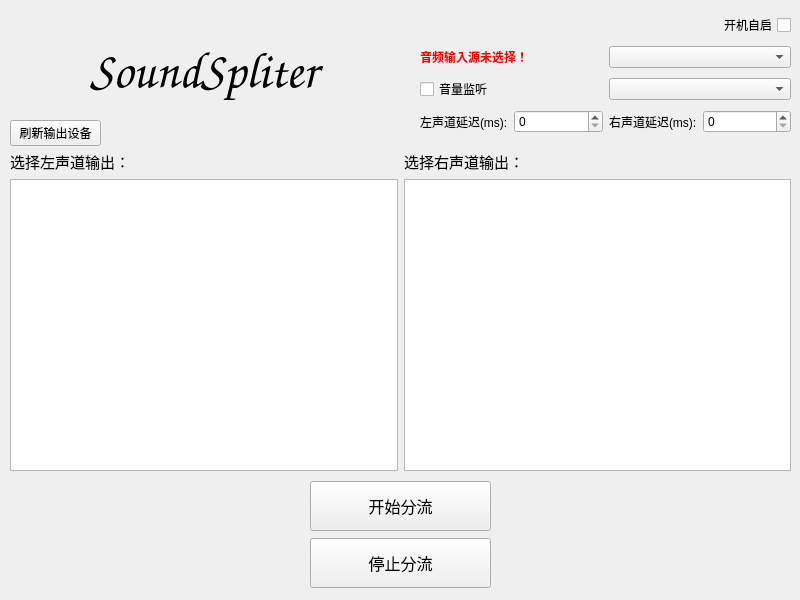
This is src/ss/integration/app/ui/main_window.ui in handsome-Druid/SoundSpliter as Qt 5 draws it before an edit. The edited form follows.
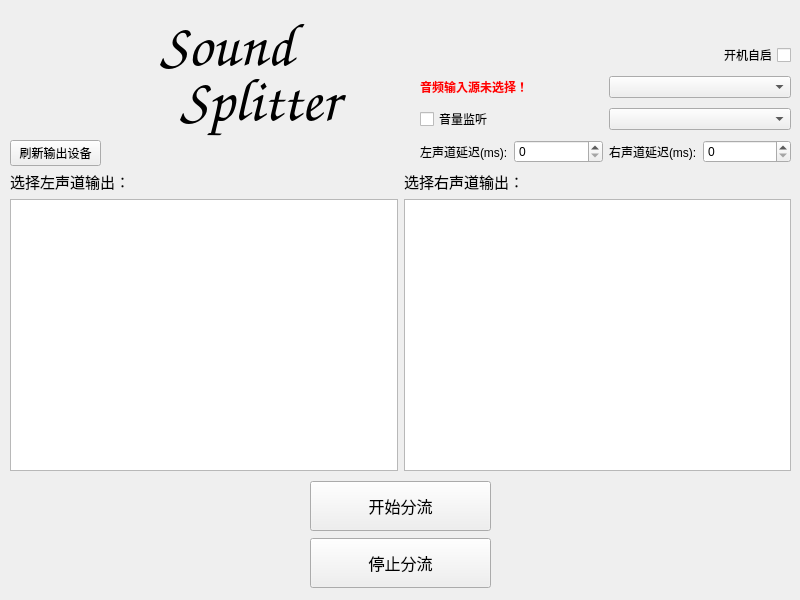
This is the edited form. Icons and pictures are not drawn. Custom widgets are drawn as their Qt base class.

Commit message: fix: 修正拼写错误，将 "SoundSpliter" 更改为 "SoundSplitter"，并调整界面元素位置和样式

Diff of the .ui file:
```diff
--- a/src/ss/integration/app/ui/main_window.ui
+++ b/src/ss/integration/app/ui/main_window.ui
@@ -34,9 +34,9 @@
     <property name="geometry">
      <rect>
       <x>10</x>
-      <y>30</y>
-      <width>81</width>
-      <height>91</height>
+      <y>0</y>
+      <width>160</width>
+      <height>160</height>
      </rect>
     </property>
     <property name="text">
@@ -55,10 +55,10 @@
    <widget class="QLabel" name="label">
     <property name="geometry">
      <rect>
-      <x>90</x>
-      <y>40</y>
-      <width>311</width>
-      <height>61</height>
+      <x>160</x>
+      <y>10</y>
+      <width>171</width>
+      <height>71</height>
      </rect>
     </property>
     <property name="font">
@@ -69,10 +69,10 @@
      </font>
     </property>
     <property name="styleSheet">
-     <string notr="true">font-size: 50px</string>
+     <string notr="true">font-size: 60px</string>
     </property>
     <property name="text">
-     <string>SoundSpliter</string>
+     <string>Sound</string>
     </property>
    </widget>
    <widget class="QWidget" name="layoutWidget">
@@ -123,9 +123,9 @@
     <property name="geometry">
      <rect>
       <x>10</x>
-      <y>150</y>
+      <y>170</y>
       <width>781</width>
-      <height>321</height>
+      <height>301</height>
      </rect>
     </property>
     <layout class="QVBoxLayout" name="verticalLayout_2">
@@ -169,7 +169,7 @@
     <property name="geometry">
      <rect>
       <x>10</x>
-      <y>120</y>
+      <y>140</y>
       <width>91</width>
       <height>26</height>
      </rect>
@@ -182,7 +182,7 @@
     <property name="geometry">
      <rect>
       <x>420</x>
-      <y>10</y>
+      <y>40</y>
       <width>371</width>
       <height>127</height>
      </rect>
@@ -274,6 +274,29 @@
      </item>
     </layout>
    </widget>
+   <widget class="QLabel" name="splitterLabel">
+    <property name="geometry">
+     <rect>
+      <x>180</x>
+      <y>60</y>
+      <width>231</width>
+      <height>81</height>
+     </rect>
+    </property>
+    <property name="font">
+     <font>
+      <family>Comic Sans MS</family>
+      <pointsize>-1</pointsize>
+      <bold>true</bold>
+     </font>
+    </property>
+    <property name="styleSheet">
+     <string notr="true">font-size: 60px</string>
+    </property>
+    <property name="text">
+     <string>Splitter</string>
+    </property>
+   </widget>
   </widget>
   <action name="action">
    <property name="text">
```
Left out of the diff: 4 changed lines with no effect on the pictures. The commit also changes 1 other file.
